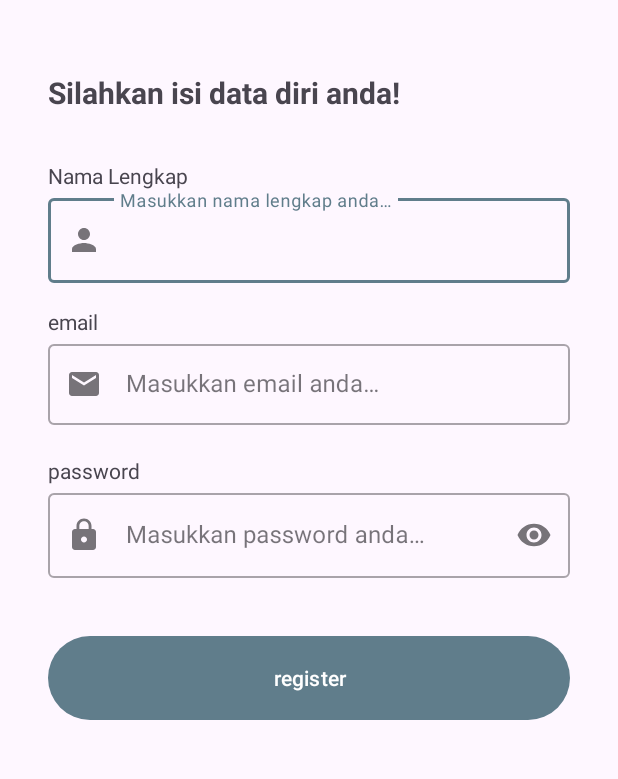
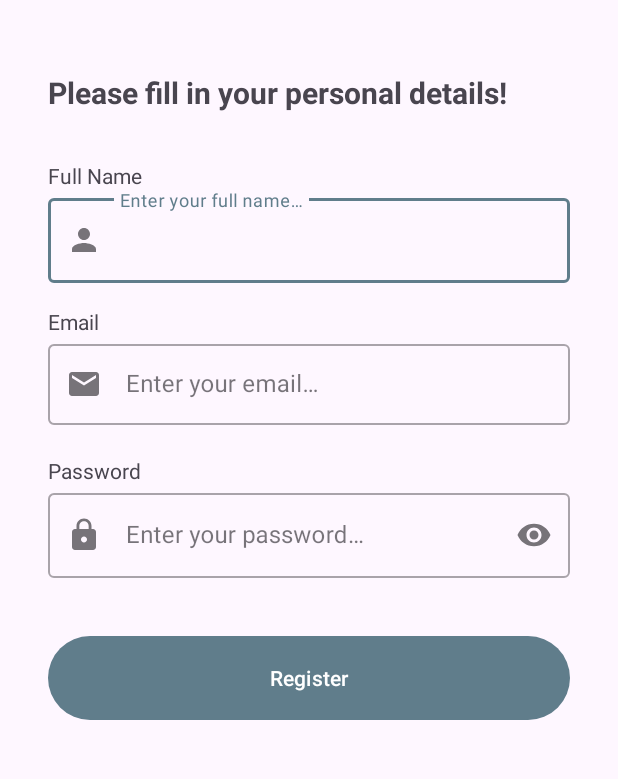
Before and after one commit to RifqiMuafa20/My-Story-App, an Android app: the RegisterActivity screen opened directly, with no data from a screen before it, on a phone screen of 412 x 824 dp, the part 314-1093 px from its top. Run offline under Robolectric (Android 15) with nearby library versions, the phone set to English and light mode, and no system bars; network calls fail.

Commit message:
feature: implement localization string resource

```diff
--- a/app/src/main/res/values/strings.xml
+++ b/app/src/main/res/values/strings.xml
@@ -1,18 +1,18 @@
 <resources>
     <string name="app_name">My Story App</string>
-    <string name="title_welcome_page">Selamat Datang di My Story App</string>
-    <string name="message_welcome_page">Aplikasi pencatatan story online terbaik!!</string>
-    <string name="login">login</string>
-    <string name="signup">register</string>
-    <string name="email">email</string>
-    <string name="password">password</string>
-    <string name="title_signup_page">Silahkan isi data diri anda!</string>
-    <string name="name">Nama Lengkap</string>
-    <string name="deskripsi_logo">Logo My Story App</string>
-    <string name="error_password">Password tidak boleh kurang dari 8 karakter</string>
-    <string name="email_hint">Masukkan email anda…</string>
-    <string name="password_hint">Masukkan password anda…</string>
-    <string name="nama_hint">Masukkan nama lengkap anda…</string>
+    <string name="title_welcome_page">Welcome to My Story App</string>
+    <string name="message_welcome_page">The best online story logging app!!</string>
+    <string name="login">Login</string>
+    <string name="signup">Register</string>
+    <string name="email">Email</string>
+    <string name="password">Password</string>
+    <string name="title_signup_page">Please fill in your personal details!</string>
+    <string name="name">Full Name</string>
+    <string name="deskripsi_logo">My Story App Logo</string>
+    <string name="error_password">Password cannot be less than 8 characters</string>
+    <string name="email_hint">Enter your email…</string>
+    <string name="password_hint">Enter your password…</string>
+    <string name="nama_hint">Enter your full name…</string>
     <string name="email_is_empty">Email is Empty</string>
     <string name="password_is_empty">Password is Empty</string>
     <string name="name_is_empty">Name is Empty</string>
@@ -21,19 +21,19 @@
     <string name="register_success">Register Success</string>
     <string name="login_failed">Login Failed</string>
     <string name="login_success">Login Success</string>
-    <string name="name_story">Nama Story</string>
-    <string name="description">Deskripsi</string>
+    <string name="name_story">Story Name</string>
+    <string name="description">Description</string>
     <string name="story_date">Date</string>
-    <string name="load_data_failed">Gagal mengunduh data</string>
+    <string name="load_data_failed">Failed to download data</string>
     <string name="action_logout">Logout</string>
-    <string name="action_add">Tambah Story</string>
-    <string name="gallery">Galeri</string>
-    <string name="camera">Kamera</string>
-    <string name="upload">upload</string>
+    <string name="action_add">Add Story</string>
+    <string name="gallery">Gallery</string>
+    <string name="camera">Camera</string>
+    <string name="upload">Upload</string>
     <string name="desc_hint">Description</string>
-    <string name="add_story">Tambah Story</string>
-    <string name="empty_image_warning">Silahkan masukkan berkas gambar terlebih dahulu</string>
-    <string name="upload_success">Upload Gambar berhasil</string>
-    <string name="title_detail">Detail Story</string>
+    <string name="add_story">Add Story</string>
+    <string name="empty_image_warning">Please insert the image file first</string>
+    <string name="upload_success">Image Upload Successful</string>
+    <string name="title_detail">Story Details</string>
     <string name="invalid_email_error">Invalid email format</string>
 </resources>
```
Also changed, not shown: 1 other file.
